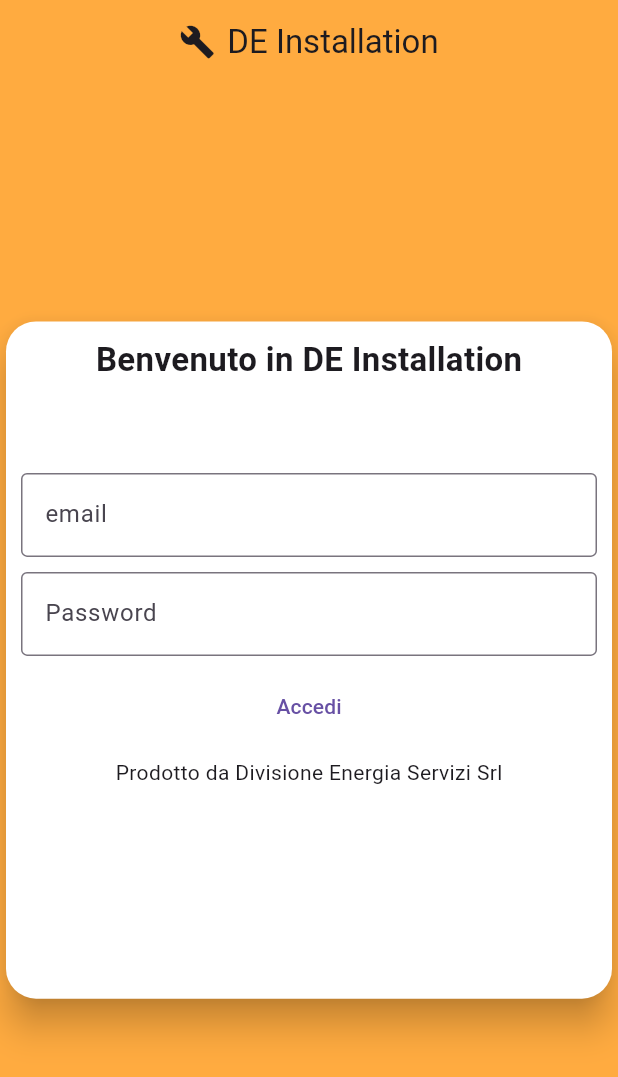
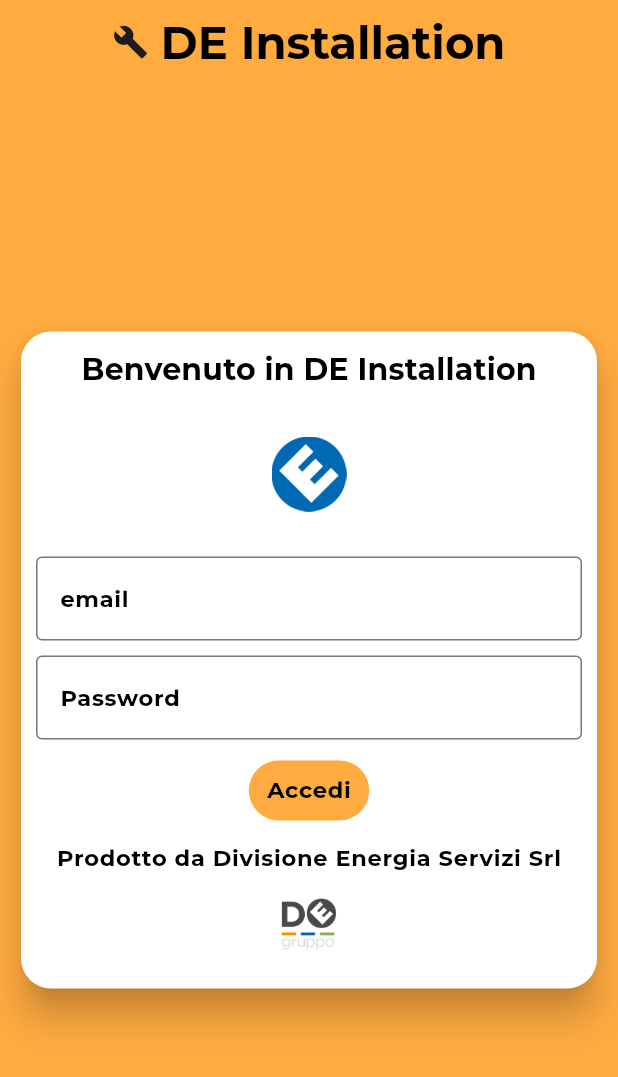
Before and after one commit to WebMasterDE/installatori_app_DE, a Flutter app: the screen it shows after launch, on a phone screen of 412 x 824 dp. Shown: the top 1077 px of the screen. Run offline on Flutter 3.47's test engine with Material 3 defaults, Android fonts, the phone set to English and light mode, and no system bars; Roboto replaces fonts that are missing (OpenSans).

Commit message:
Inizio pagina login con theme e inserimento immagini

```diff
--- a/lib/pages/login/login_page.dart
+++ b/lib/pages/login/login_page.dart
@@ -18,6 +18,7 @@
               Text(
                 'DE Installation',
                 textAlign: TextAlign.center,
+                style: Theme.of(context).textTheme.titleLarge,
               ),
             ],
           ),
@@ -25,6 +26,8 @@
         backgroundColor: Colors.orangeAccent,
       ),
       body: Center(
+          child: Padding(
+        padding: const EdgeInsets.all(10.0),
         child: Card(
           elevation: 10,
           shape:
@@ -35,44 +38,64 @@
               child: Column(mainAxisSize: MainAxisSize.min, children: [
                 Flexible(
                     child: Text('Benvenuto in DE Installation',
-                        style: TextStyle(
-                          fontSize: 22,
-                          fontWeight: FontWeight.bold,
-                        ))),
+                        style: Theme.of(context).textTheme.titleMedium)),
                 SizedBox(height: 30),
-                /*Flexible(
+                Flexible(
                     child: Image.asset(
                   'assets/images/des_logo.png',
                   width: 50,
                   height: 50,
-                )),*/
+                )),
                 SizedBox(height: 30),
                 Flexible(
                     child: TextField(
                         obscureText: false,
                         decoration: InputDecoration(
-                            border: OutlineInputBorder(), labelText: 'email'))),
+                            border: OutlineInputBorder(),
+                            labelText: 'email',
+                            labelStyle:
+                                Theme.of(context).textTheme.labelSmall))),
                 SizedBox(height: 10),
                 Flexible(
                     child: TextField(
                         obscureText: true,
                         decoration: InputDecoration(
                             border: OutlineInputBorder(),
-                            labelText: 'Password'))),
+                            labelText: 'Password',
+                            labelStyle:
+                                Theme.of(context).textTheme.labelSmall))),
                 SizedBox(height: 10),
                 Center(
                   child: TextButton(
                     onPressed: () {
                       print("entrato");
-                      Navigator.pushNamedAndRemoveUntil(context, '/condomini', (route) => false);
+                      Navigator.pushNamedAndRemoveUntil(
+                          context, '/condomini', (route) => false);
                     },
-                    child: Text('Accedi'),
+                    child: Text('Accedi',
+                        style: Theme.of(context).textTheme.labelSmall),
+                    style: TextButton.styleFrom(
+                        backgroundColor: Colors.orangeAccent),
                   ),
                 ),
                 SizedBox(height: 10),
-                Expanded(
-                    child: Text('Prodotto da Divisione Energia Servizi Srl'))
+                Flexible(
+                  child: Text(
+                    'Prodotto da Divisione Energia Servizi Srl',
+                    style: Theme.of(context).textTheme.labelSmall,
+                  ),
+                ),
+                Padding(
+                  padding: const EdgeInsets.all(8.0),
+                  child: Flexible(
+                      child: Image.asset(
+                    'assets/images/G_de_logo.png',
+                    width: 50,
+                    height: 50,
+                  )),
+                )
               ])),
+        ),
       )),
       backgroundColor: Colors.orangeAccent,
     );
--- a/lib/theme/theme.dart
+++ b/lib/theme/theme.dart
@@ -5,7 +5,25 @@
   static getTheme(){
 
     return ThemeData(
-      fontFamily: 'OpenSans',
+      fontFamily: 'Montserrat',
+      textTheme: TextTheme(
+        titleLarge: TextStyle(
+          color: Colors.black,
+          fontSize: 30,
+          fontWeight: FontWeight.bold
+        ),
+        titleMedium: TextStyle(
+          color: Colors.black,
+          fontSize: 20,
+          fontWeight: FontWeight.bold
+        ),
+        labelSmall: TextStyle(
+          color: Colors.black,
+          fontSize: 15,
+          fontWeight: FontWeight.bold
+
+        )
+      )
     );
 
   }
```
Also changed, not shown: pubspec.yaml (+10 -4 lines), assets/fonts/Montserrat-Italic-VariableFont_wght.ttf (added), assets/fonts/Montserrat-VariableFont_wght.ttf (added). Lines whose indentation alone changed are shown as unchanged.
